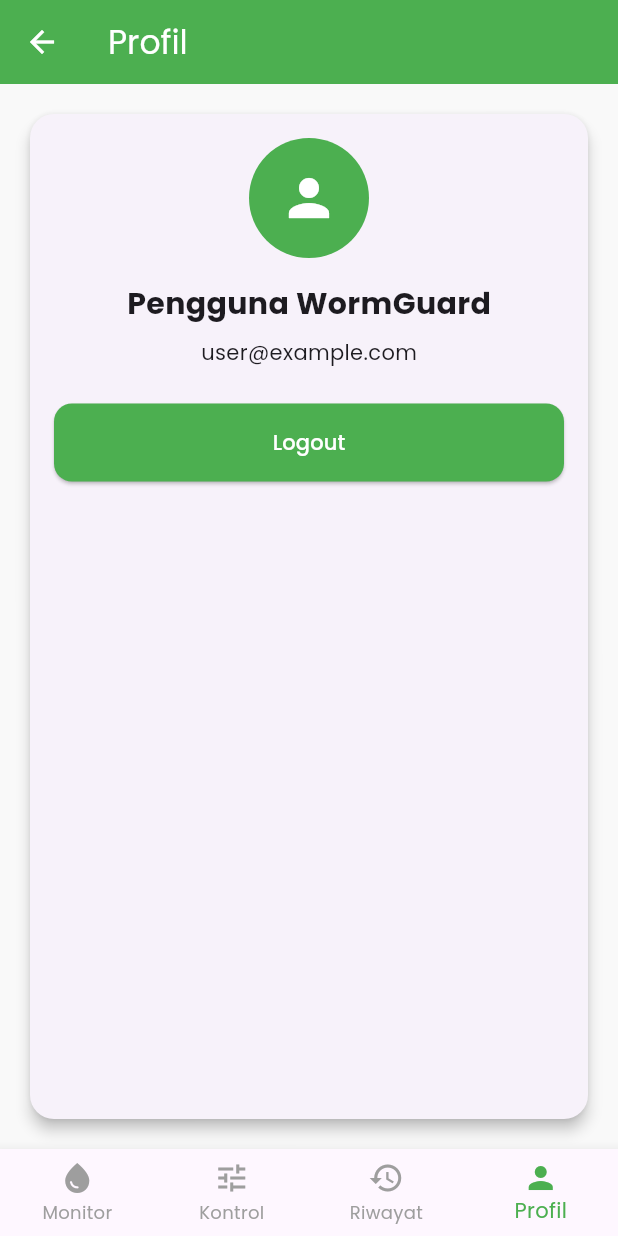
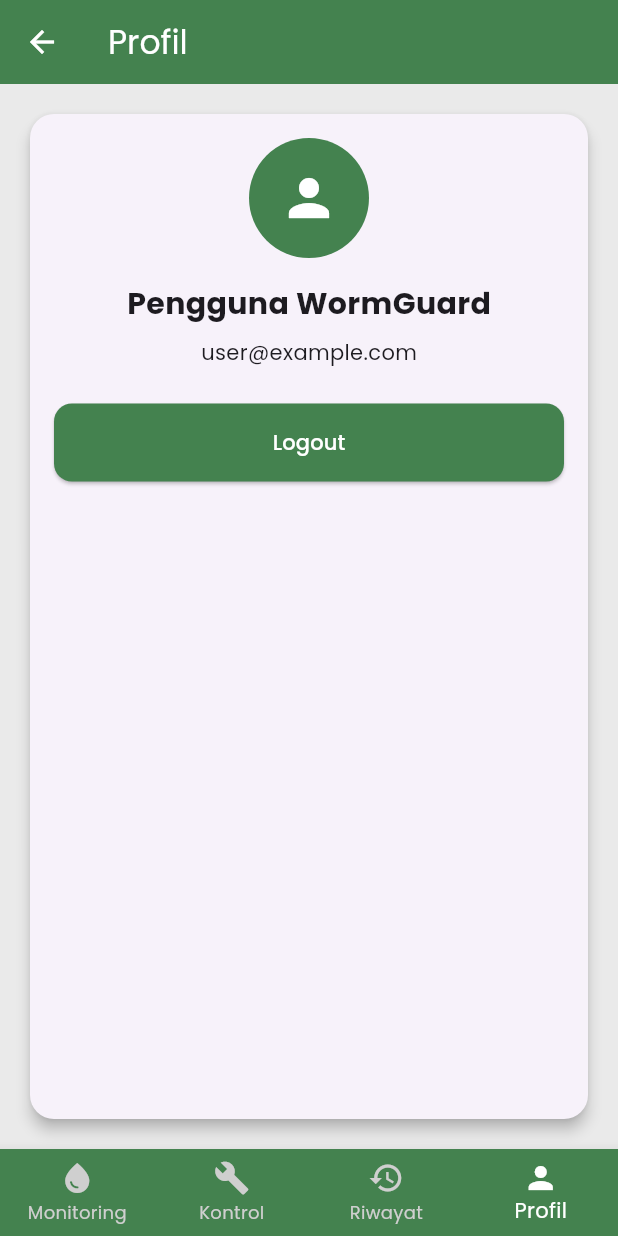
Before and after one commit to rzaldii/wormguard, a Flutter app: the MainNavigation screen opened by its route, item 4 of the bottom bar chosen, on a phone screen of 412 x 824 dp. Run offline on Flutter 3.47's test engine with Material 3 defaults, Android fonts, the phone set to English and light mode, and no system bars; our stand-ins replace flutter_riverpod, google_fonts.

Commit message:
merapikan tipis

```diff
--- a/lib/config/theme.dart
+++ b/lib/config/theme.dart
@@ -2,11 +2,11 @@ import 'package:flutter/material.dart';
 
 class AppTheme {
   static final lightTheme = ThemeData(
-    primaryColor: const Color(0xFF4CAF50),
-    scaffoldBackgroundColor: const Color(0xFFF9F9F9),
+    primaryColor: const Color.fromARGB(255, 68, 130, 79),
+    scaffoldBackgroundColor: const Color.fromARGB(255, 234, 234, 234),
     // cardTheme dihilangkan
     appBarTheme: const AppBarTheme(
-      backgroundColor: Color(0xFF4CAF50),
+      backgroundColor: Color.fromARGB(255, 68, 130, 79),
       foregroundColor: Colors.white,
       elevation: 0,
     ),
@@ -17,7 +17,7 @@ class AppTheme {
     ),
     elevatedButtonTheme: ElevatedButtonThemeData(
       style: ElevatedButton.styleFrom(
-        backgroundColor: const Color(0xFF4CAF50),
+        backgroundColor: const Color.fromARGB(255, 68, 130, 79),
         foregroundColor: Colors.white,
         shape: RoundedRectangleBorder(borderRadius: BorderRadius.circular(12)),
         padding: const EdgeInsets.symmetric(vertical: 16),
--- a/lib/pages/auth/login_page.dart
+++ b/lib/pages/auth/login_page.dart
@@ -53,11 +53,12 @@ class _LoginPageState extends ConsumerState<LoginPage> {
         children: [
           // Header dengan background hijau gelap
           Padding(
-            padding: const EdgeInsets.fromLTRB(28, 0, 28, 28),
+            padding: const EdgeInsets.fromLTRB(28, 20, 28, 28),
             child: Column(
               crossAxisAlignment: CrossAxisAlignment.center,
               children: [
-                Image.asset('assets/images/LOGO WormGuard.png', width: 150),
+                Image.asset('assets/images/LOGO WormGuard.png', height: 150,),
+                const SizedBox(height: 10,),
                 const Text(
                   'Selamat Datang!',
                   style: TextStyle(
@@ -66,7 +67,7 @@ class _LoginPageState extends ConsumerState<LoginPage> {
                     fontWeight: FontWeight.w900,
                   ),
                 ),
-                const SizedBox(height: 6),
+                const SizedBox(height: 2),
                 Text(
                   'Silahkan login terlebih dahulu',
                   style: TextStyle(
@@ -77,7 +78,7 @@ class _LoginPageState extends ConsumerState<LoginPage> {
               ],
             ),
           ),
-          const SizedBox(height: 16),
+          const SizedBox(height: 10),
           // Form Login
           Expanded(
             child: Container(
--- a/lib/pages/main_navigation.dart
+++ b/lib/pages/main_navigation.dart
@@ -24,19 +24,28 @@ class _MainNavigationState extends State<MainNavigation> {
   Widget build(BuildContext context) {
     return Scaffold(
       body: _pages[_currentIndex],
-      bottomNavigationBar: BottomNavigationBar(
+      bottomNavigationBar: Container(
+        decoration: BoxDecoration(
+          borderRadius: BorderRadius.only(
+            topLeft: Radius.circular(30),
+            topRight: Radius.circular(30)
+          )
+        ),
+        child: BottomNavigationBar(
+          backgroundColor: const Color.fromARGB(255, 68, 130, 79),
           currentIndex: _currentIndex,
           onTap: (index) => setState(() => _currentIndex = index),
           type: BottomNavigationBarType.fixed,
-        selectedItemColor: const Color(0xFF4CAF50),
-        unselectedItemColor: Colors.grey,
+          selectedItemColor: const Color.fromARGB(255, 255, 255, 255),
+          unselectedItemColor: const Color.fromARGB(255, 207, 207, 207),
           items: const [
-          BottomNavigationBarItem(icon: Icon(Icons.water_drop), label: 'Monitor'),
-          BottomNavigationBarItem(icon: Icon(Icons.tune), label: 'Kontrol'),
+            BottomNavigationBarItem(icon: Icon(Icons.water_drop), label: 'Monitoring'),
+            BottomNavigationBarItem(icon: Icon(Icons.build), label: 'Kontrol'),
             BottomNavigationBarItem(icon: Icon(Icons.history), label: 'Riwayat'),
             BottomNavigationBarItem(icon: Icon(Icons.person), label: 'Profil'),
           ],
         ),
+      ),
     );
   }
 }
--- a/lib/pages/profile/profile_page.dart
+++ b/lib/pages/profile/profile_page.dart
@@ -20,7 +20,7 @@ class ProfilePage extends ConsumerWidget {
               children: [
                 const CircleAvatar(
                   radius: 40,
-                  backgroundColor: Color(0xFF4CAF50),
+                  backgroundColor: Color.fromARGB(255, 68, 130, 79),
                   child: Icon(Icons.person, size: 40, color: Colors.white),
                 ),
                 const SizedBox(height: 16),
--- a/lib/providers/history_provider.dart
+++ b/lib/providers/history_provider.dart
@@ -1,6 +1,6 @@
 import 'package:flutter_riverpod/flutter_riverpod.dart';
 import '../models/history_model.dart';
-import '../services/firestore_service.dart';
+// import '../services/firestore_service.dart';
 import 'sensor_provider.dart'; // untuk firestoreServiceProvider
 
 final historyListProvider = StreamProvider<List<HistoryModel>>((ref) {
```
Lines whose indentation alone changed are shown as unchanged.
